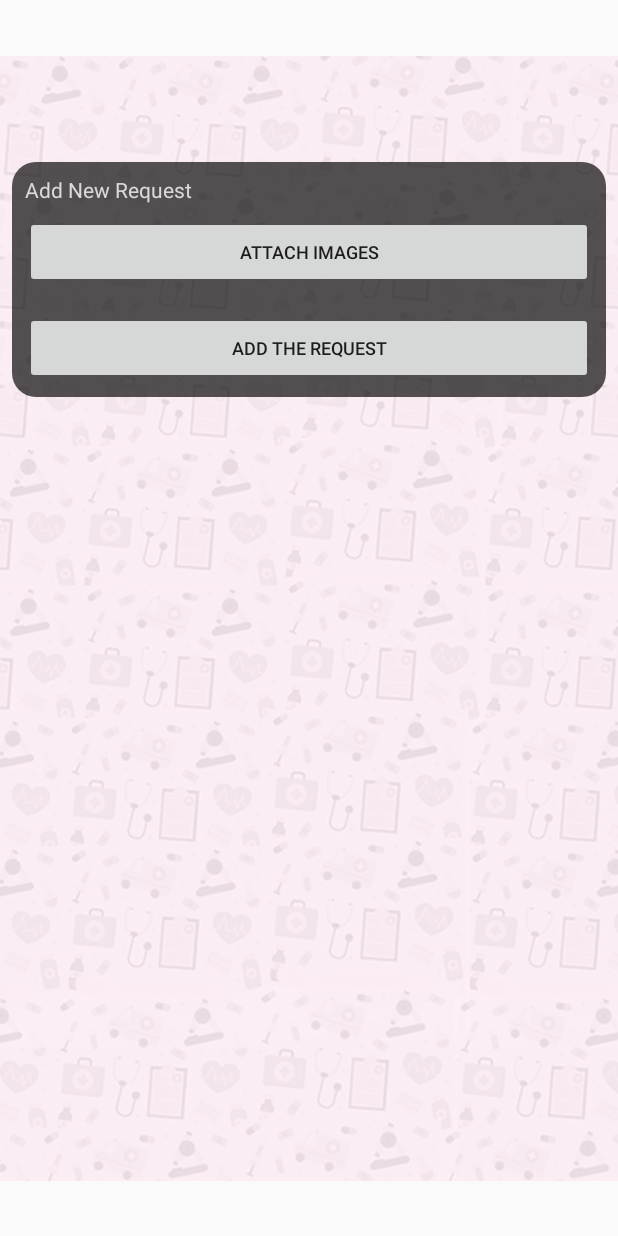
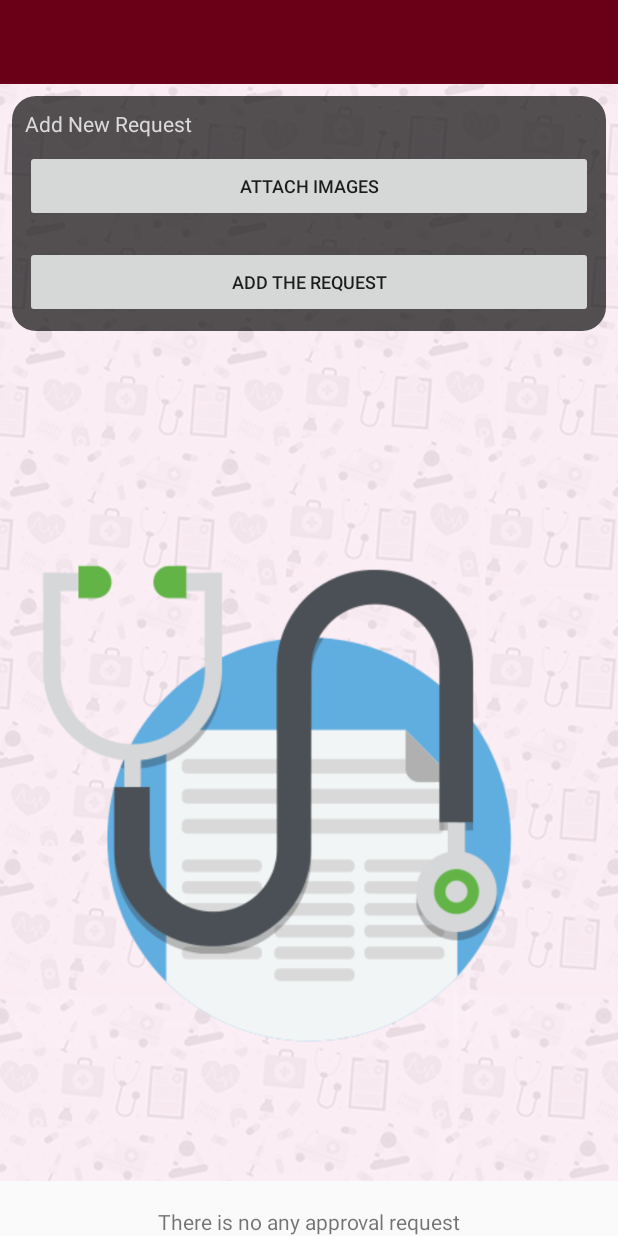
Before and after one commit to mohamedalykarim/BMMedical, an Android app: the ShowApprovalsActivity screen opened directly, with no data from a screen before it, on a phone screen of 412 x 824 dp. Run offline under Robolectric (Android 15) with nearby library versions, the light colour scheme and no system bars; our stand-ins replace Firebase (no records; nobody signed in at launch, a user with empty details on screens opened directly), data binding; 2 statements that could not run were skipped.

Commit message:
approvals

```diff
--- a/app/src/main/java/com/banquemisr/www/bmmedical/data/AppRepository.java
+++ b/app/src/main/java/com/banquemisr/www/bmmedical/data/AppRepository.java
@@ -263,7 +263,12 @@ public class AppRepository {
     public LiveData<List<Approval>> getApprovalsRequests(String oracle){
         startFetchApprovals(oracle);
        return approvalsDao.getApprovals();
+    }
 
+    public void deleteAllApprovalRequests(){
+        mExecutors.diskIO().execute(()->{
+            approvalsDao.deleteALL();
+        });
     }
 
 
--- a/app/src/main/java/com/banquemisr/www/bmmedical/data/database/ApprovalsDao.java
+++ b/app/src/main/java/com/banquemisr/www/bmmedical/data/database/ApprovalsDao.java
@@ -21,4 +21,6 @@ public interface ApprovalsDao {
     @Insert(onConflict = OnConflictStrategy.REPLACE)
     void bulkInsert(List<Approval> approvals);
 
+    @Query("DELETE FROM approval")
+    void deleteALL();
 }
--- a/app/src/main/java/com/banquemisr/www/bmmedical/ui/Splash/SplashViewModel.java
+++ b/app/src/main/java/com/banquemisr/www/bmmedical/ui/Splash/SplashViewModel.java
@@ -12,6 +12,7 @@ public class SplashViewModel extends ViewModel {
     public SplashViewModel(AppRepository appRepository, User user) {
         this.appRepository = appRepository;
         InjectorUtils.provideAppExecuter().diskIO().execute(()->{
+            appRepository.deleteAllApprovalRequests();
             appRepository.deleteAllRequests();
             appRepository.initializeRequestsDetails(user.getOracle()+"");
         });
--- a/app/src/main/java/com/banquemisr/www/bmmedical/ui/show_approvals/ShowApprovalsVH.java
+++ b/app/src/main/java/com/banquemisr/www/bmmedical/ui/show_approvals/ShowApprovalsVH.java
@@ -19,6 +19,7 @@ public class ShowApprovalsVH extends ViewModel {
     AppRepository appRepository;
     MutableLiveData<ArrayList<Uri>> uris;
     LiveData<List<Approval>> approvals;
+    String oracle;
 
     MutableLiveData<Boolean> startAttachEvent, startAddRequstEvent;
 
@@ -27,10 +28,11 @@ public class ShowApprovalsVH extends ViewModel {
         startAttachEvent = new MutableLiveData<>();
         startAddRequstEvent = new MutableLiveData<>();
         uris = new MutableLiveData<>();
+        this.oracle = oracle;
     }
 
 
-    public void startAddApprovalRequest(String oracle, String type, Context context){
+    public void startAddApprovalRequest(String type, Context context){
         if(uris.getValue().size()>0){
             Approval approval = new Approval();
             approval.setDate(new Date());
@@ -90,7 +92,7 @@ public class ShowApprovalsVH extends ViewModel {
      * Handling approvals
      */
 
-    public LiveData<List<Approval>> getApprovals(String oracle) {
+    public LiveData<List<Approval>> getApprovals() {
         return appRepository.getApprovalsRequests(oracle);
     }
 
--- a/app/src/main/res/layout/activity_new_approval.xml
+++ b/app/src/main/res/layout/activity_show_approval.xml
@@ -27,22 +27,28 @@
             app:layout_constraintStart_toStartOf="parent"
             app:layout_constraintTop_toTopOf="parent" />
 
+        <android.support.v7.widget.Toolbar
+            android:id="@+id/toolbar"
+            android:layout_width="match_parent"
+            android:layout_height="?attr/actionBarSize"
+            android:background="@color/colorPrimary"
+            android:theme="@style/ToolbarColoredBackArrow"
+            app:contentInsetEnd="0dp"
+            app:contentInsetStart="0dp"
+            app:contentInsetEndWithActions="0dp"
+            app:contentInsetStartWithNavigation="0dp"
+            app:contentInsetLeft="0dp"
+            app:contentInsetRight="0dp"
+            app:layout_constraintEnd_toEndOf="parent"
+            app:layout_constraintStart_toStartOf="parent"
+            app:layout_constraintTop_toTopOf="parent" />
+
+
         <LinearLayout
             android:layout_width="match_parent"
             android:layout_height="match_parent"
+            android:layout_marginTop="?attr/actionBarSize"
             android:orientation="vertical">
-
-            <ListView
-                android:id="@+id/approval_request"
-                android:layout_width="match_parent"
-                android:layout_height="100dp"
-                android:layout_marginStart="8dp"
-                android:layout_marginEnd="8dp"
-                app:layout_constraintEnd_toEndOf="parent"
-                app:layout_constraintStart_toStartOf="parent"
-                app:layout_constraintTop_toTopOf="parent">
-
-            </ListView>
 
             <android.support.constraint.ConstraintLayout
                 android:layout_width="match_parent"
@@ -75,9 +81,9 @@
                     android:layout_marginTop="8dp"
                     android:layout_marginEnd="8dp"
                     android:layout_marginBottom="8dp"
-                    android:text="Add the Request"
+                    android:onClick="@{()->showApprovalsVM.addTheApprovalRequest()}"
+                    android:text="@string/add_the_request"
                     android:textSize="12sp"
-                    android:onClick="@{()->showApprovalsVM.addTheApprovalRequest()}"
                     app:layout_constraintBottom_toBottomOf="parent"
                     app:layout_constraintEnd_toEndOf="parent"
                     app:layout_constraintHorizontal_bias="1.0"
@@ -91,9 +97,9 @@
                     android:layout_marginStart="8dp"
                     android:layout_marginTop="8dp"
                     android:layout_marginEnd="8dp"
-                    android:text="Attach Images"
+                    android:onClick="@{()->showApprovalsVM.startAttach()}"
+                    android:text="@string/attach_images"
                     android:textSize="12sp"
-                    android:onClick="@{()->showApprovalsVM.startAttach()}"
                     app:layout_constraintEnd_toEndOf="parent"
                     app:layout_constraintStart_toStartOf="parent"
                     app:layout_constraintTop_toBottomOf="@+id/textView6" />
@@ -104,11 +110,47 @@
                     android:layout_height="wrap_content"
                     android:layout_marginStart="8dp"
                     android:layout_marginTop="8dp"
-                    android:text="Add New Request"
+                    android:text="@string/add_new_request"
                     android:textColor="@color/da"
                     app:layout_constraintStart_toStartOf="parent"
                     app:layout_constraintTop_toTopOf="parent" />
             </android.support.constraint.ConstraintLayout>
+
+            <FrameLayout
+                android:layout_width="match_parent"
+                android:layout_height="match_parent">
+
+                <ImageView
+                    android:id="@+id/approval_image"
+                    android:layout_width="match_parent"
+                    android:layout_height="match_parent"
+                    android:src="@drawable/approval"
+                    />
+
+                <TextView
+                    android:id="@+id/no_approval_tv"
+                    android:layout_width="match_parent"
+                    android:layout_height="wrap_content"
+                    android:layout_gravity="bottom|center_horizontal"
+                    android:gravity="bottom|center"
+                    android:text="There is no any approval request" />
+
+
+                <ListView
+                    android:id="@+id/approval_request"
+                    android:layout_width="match_parent"
+                    android:layout_height="match_parent"
+                    android:layout_marginStart="8dp"
+                    android:layout_marginEnd="8dp"
+                    app:layout_constraintEnd_toEndOf="parent"
+                    app:layout_constraintStart_toStartOf="parent"
+                    app:layout_constraintTop_toTopOf="parent">
+
+                </ListView>
+
+
+            </FrameLayout>
+
         </LinearLayout>
 
     </android.support.constraint.ConstraintLayout>
--- a/app/src/main/res/values/strings.xml
+++ b/app/src/main/res/values/strings.xml
@@ -89,6 +89,9 @@
     <string name="hospitalization_desc">Approvals for Hospitalization for surgical reasons</string>
     <string name="chemotherapy_desc">Approvals for chemotherapy and radiotherapy</string>
     <string name="others_approval_desc">Approvals for Others medical status</string>
+    <string name="add_the_request">Add the Request</string>
+    <string name="attach_images">Attach Images</string>
+    <string name="add_new_request">Add New Request</string>
 
     <array name="specialization_type">
         <item>All</item>
--- a/app/src/main/res/values/styles.xml
+++ b/app/src/main/res/values/styles.xml
@@ -8,8 +8,10 @@
         <item name="colorAccent">@color/colorAccent</item>
     </style>
 
-    <style name="AppTheme.AppBarOverlay" parent="ThemeOverlay.AppCompat.Dark.ActionBar" />
+    <style name="ToolbarColoredBackArrow" parent="AppTheme">
+        <item name="android:textColorSecondary">@color/da</item>
+    </style>
 
-    <style name="AppTheme.PopupOverlay" parent="ThemeOverlay.AppCompat.Light" />
+
 
 </resources>
```
Also changed, not shown: app/src/main/AndroidManifest.xml (+4 -3 lines), app/src/main/java/com/banquemisr/www/bmmedical/ui/show_approval_details/ApprovalDetailsActivity.java (added, +15 -0 lines), app/src/main/java/com/banquemisr/www/bmmedical/ui/show_approvals/ShowApprovalsActivity.java (+31 -9 lines), app/src/main/res/layout/activity_approval_details.xml (added, +9 -0 lines), 1 other file.
